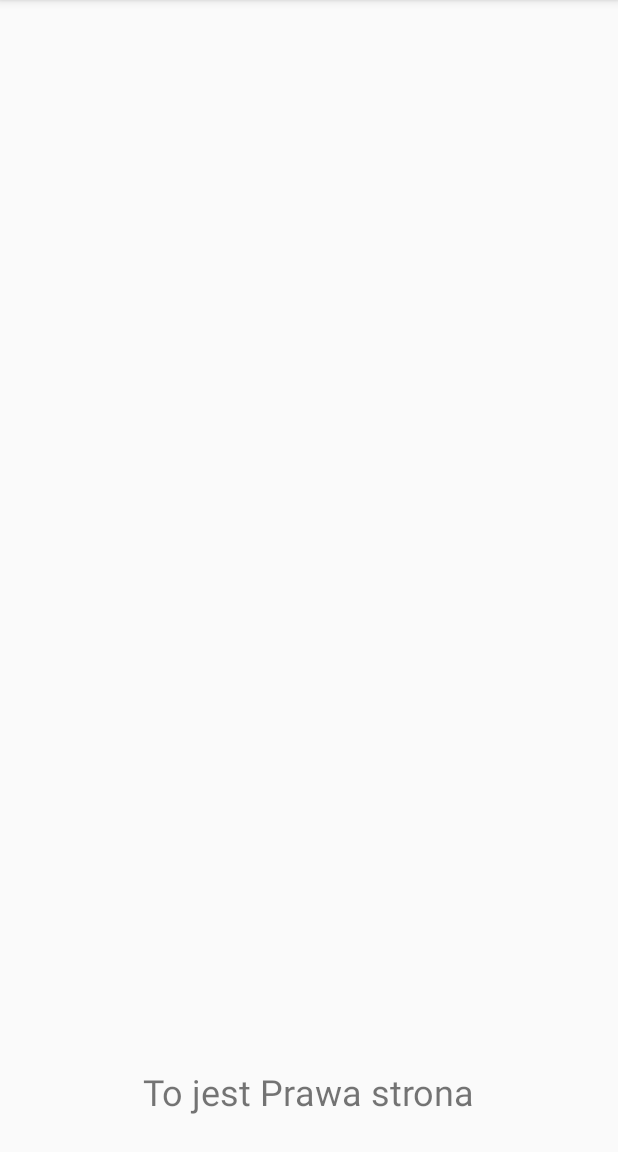
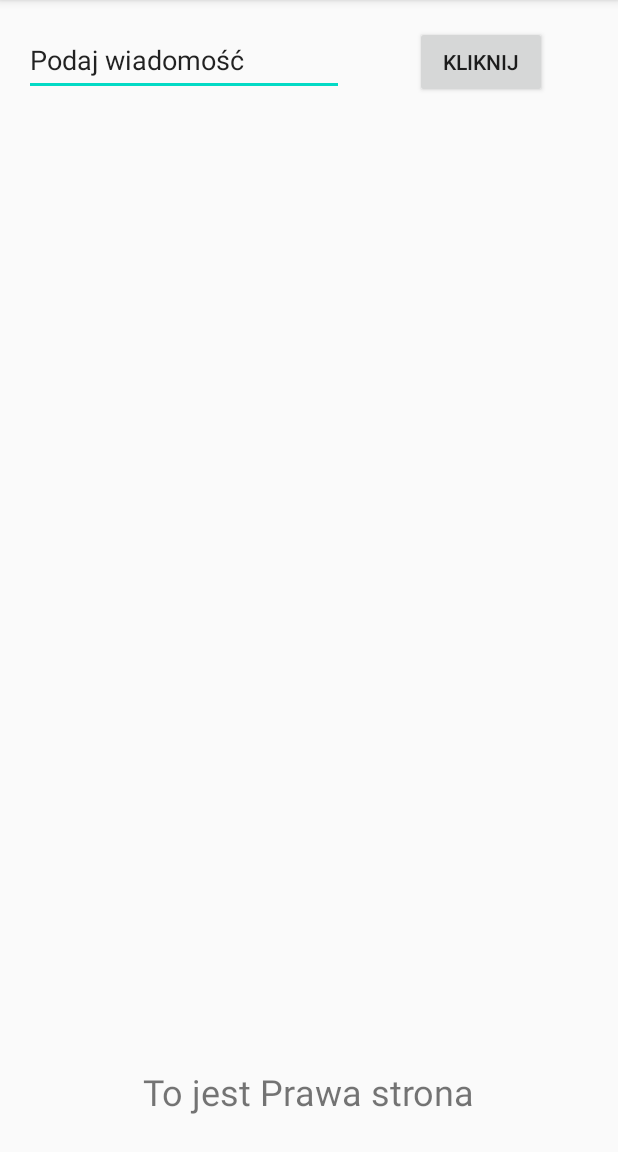
Before and after one commit to lukKotecki/ANDROID-collection, an Android app: the PrawyActivity screen opened directly, with no data from a screen before it, on a phone screen of 412 x 824 dp, the part 84-1236 px from its top. Run offline under Robolectric (Android 15) with nearby library versions, the phone set to English and light mode, and no system bars.

Commit message:
inny kurs

```diff
--- a/Aplikacja_2022_09v2/app/src/main/AndroidManifest.xml
+++ b/Aplikacja_2022_09v2/app/src/main/AndroidManifest.xml
@@ -13,6 +13,9 @@
         android:supportsRtl="true"
         android:theme="@style/Theme.Aplikacja_2022_09v2"
         tools:targetApi="31">
+        <activity
+            android:name=".DisplayMessageActivity"
+            android:exported="false" />
         <activity
             android:name=".PrawyActivity"
             android:exported="false" />
--- a/Aplikacja_2022_09v2/app/src/main/java/com/example/aplikacja_2022_09v2/MainActivity.java
+++ b/Aplikacja_2022_09v2/app/src/main/java/com/example/aplikacja_2022_09v2/MainActivity.java
@@ -93,4 +93,7 @@
     }
 
 
+
+
+
 }
--- a/Aplikacja_2022_09v2/app/src/main/res/layout/activity_prawy.xml
+++ b/Aplikacja_2022_09v2/app/src/main/res/layout/activity_prawy.xml
@@ -16,4 +16,29 @@
         app:layout_constraintBottom_toBottomOf="parent"
         app:layout_constraintEnd_toEndOf="parent"
         app:layout_constraintStart_toStartOf="parent" />
+
+    <EditText
+        android:id="@+id/editText"
+        android:layout_width="wrap_content"
+        android:layout_height="48dp"
+        android:layout_marginStart="16dp"
+        android:layout_marginTop="16dp"
+        android:ems="10"
+        android:inputType="textPersonName"
+        android:minHeight="48dp"
+        android:text="@string/prawy_text_box"
+        app:layout_constraintStart_toStartOf="parent"
+        app:layout_constraintTop_toTopOf="parent" />
+
+    <Button
+        android:id="@+id/prawy"
+        android:layout_width="wrap_content"
+        android:layout_height="wrap_content"
+        android:layout_marginStart="16dp"
+        android:layout_marginEnd="16dp"
+        android:onClick="sendMessage"
+        android:text="@string/prawy_button"
+        app:layout_constraintBaseline_toBaselineOf="@+id/editText"
+        app:layout_constraintEnd_toEndOf="parent"
+        app:layout_constraintStart_toEndOf="@+id/editText" />
 </android.support.constraint.ConstraintLayout>
--- a/Aplikacja_2022_09v2/app/src/main/res/layout/fragment_first.xml
+++ b/Aplikacja_2022_09v2/app/src/main/res/layout/fragment_first.xml
@@ -31,8 +31,8 @@
         android:id="@+id/lewy"
         android:layout_width="wrap_content"
         android:layout_height="wrap_content"
+        android:onClick="click"
         android:text="LEWY"
-        android:onClick="click"
         app:layout_constraintBottom_toBottomOf="parent"
         app:layout_constraintEnd_toStartOf="@+id/button_first"
         app:layout_constraintTop_toBottomOf="@+id/button_first"
@@ -42,8 +42,8 @@
         android:id="@+id/prawy"
         android:layout_width="wrap_content"
         android:layout_height="wrap_content"
+        android:onClick="click"
         android:text="PRAWY"
-        android:onClick="click"
         app:layout_constraintBottom_toBottomOf="parent"
         app:layout_constraintStart_toEndOf="@+id/button_first"
         app:layout_constraintTop_toBottomOf="@+id/button_first" />
--- a/Aplikacja_2022_09v2/app/src/main/res/values/strings.xml
+++ b/Aplikacja_2022_09v2/app/src/main/res/values/strings.xml
@@ -9,4 +9,9 @@
 
     <string name="hello_first_fragment">Hello first fragment</string>
     <string name="hello_second_fragment">Hello second fragment. Arg: %1$s</string>
+
+    <string name="prawy_text_box">Podaj wiadomość</string>
+    <string name="prawy_button">Kliknij</string>
+
+
 </resources>
```
Also changed, not shown: Aplikacja_2022_09v2/app/src/main/java/com/example/aplikacja_2022_09v2/DisplayMessageActivity.java (added, +13 -0 lines), Aplikacja_2022_09v2/app/src/main/java/com/example/aplikacja_2022_09v2/PrawyActivity.java (+18 -0 lines), Aplikacja_2022_09v2/app/src/main/res/layout/activity_display_message.xml (added, +9 -0 lines).
